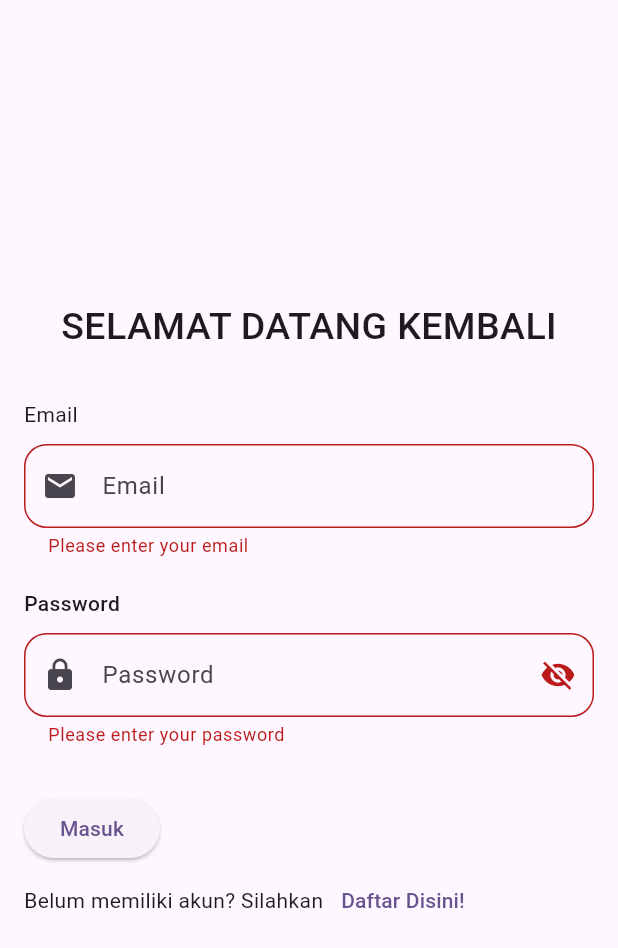
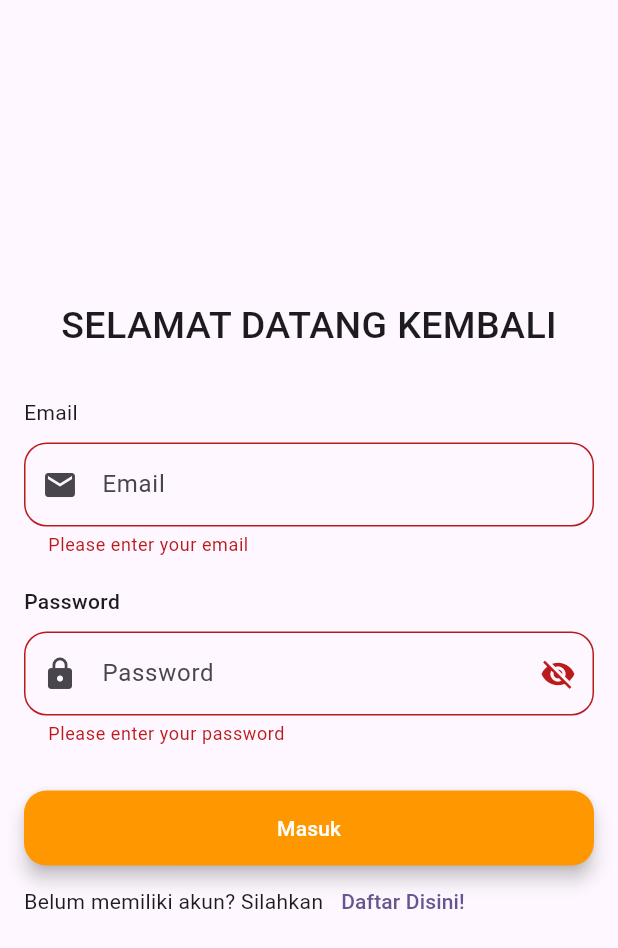
Before and after one commit to DaffaPutra7/20220140133_Ucp1Flutter, a Flutter app: the screen it shows after launch, after a tap on "Masuk", on a phone screen of 412 x 824 dp. Shown: the top 948 px of the screen. Run offline on Flutter 3.47's test engine with Material 3 defaults, Android fonts, the phone set to English and light mode, and no system bars.

```diff
--- a/lib/loginpage.dart
+++ b/lib/loginpage.dart
@@ -100,18 +100,32 @@ class _LoginPageState extends State<LoginPage> {
                 },
               ),
               Padding(padding: EdgeInsets.all(15.0)),
-              ElevatedButton(
-                onPressed: () {
-                  if (_formKey.currentState!.validate()) {
-                    Navigator.push(
+              Center(
+                child: SizedBox(
+                  width: 500,
+                  height: 50,
+                  child:  ElevatedButton(
+                    style: ElevatedButton.styleFrom(
+                      backgroundColor: Colors.orange,
+                      shape: RoundedRectangleBorder(
+                        borderRadius: BorderRadius.circular(15),
+                      ),
+                      elevation: 5,
+                    ),
+                  onPressed: () {
+                    if (_formKey.currentState!.validate()) {
+                      Navigator.push(
                         context,
                         MaterialPageRoute(builder: (context) => HomePage(
                           email: emailController.text,
-                        )),
+                        )
+                      ),
                     );
                   }
                 },
-                child: Text('Masuk')),
+                child: Text('Masuk', style: TextStyle(color: Colors.white),)),
+                ),
+              ),
               Row(
                 children: [
                   Text('Belum memiliki akun? Silahkan'),
```
